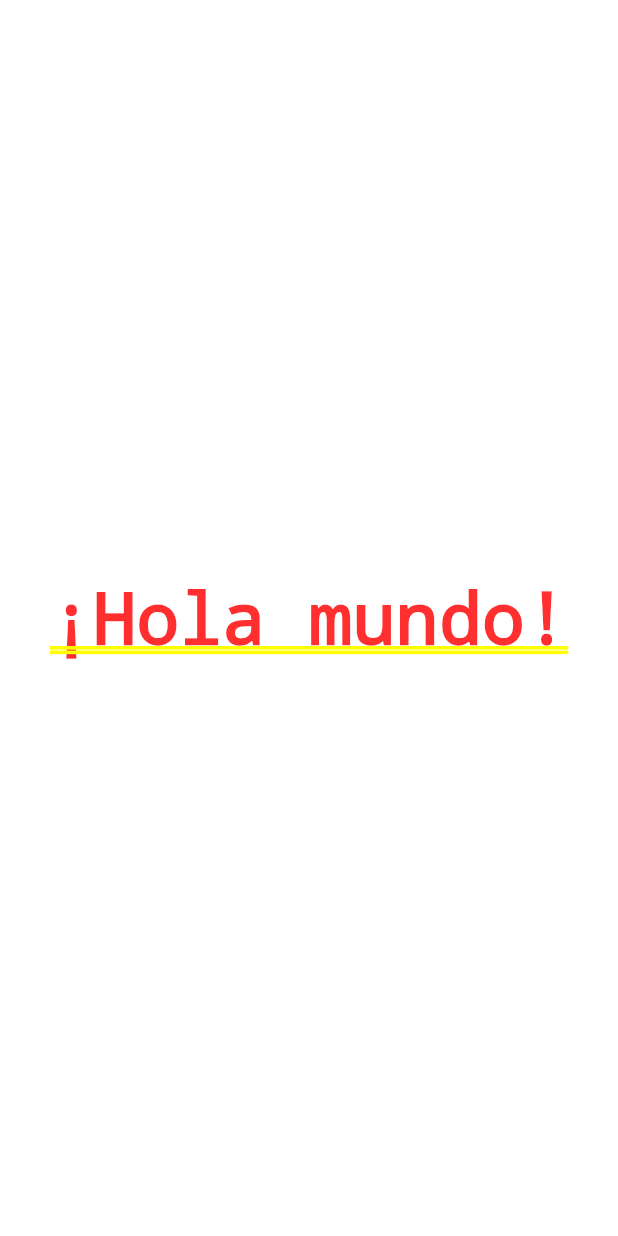
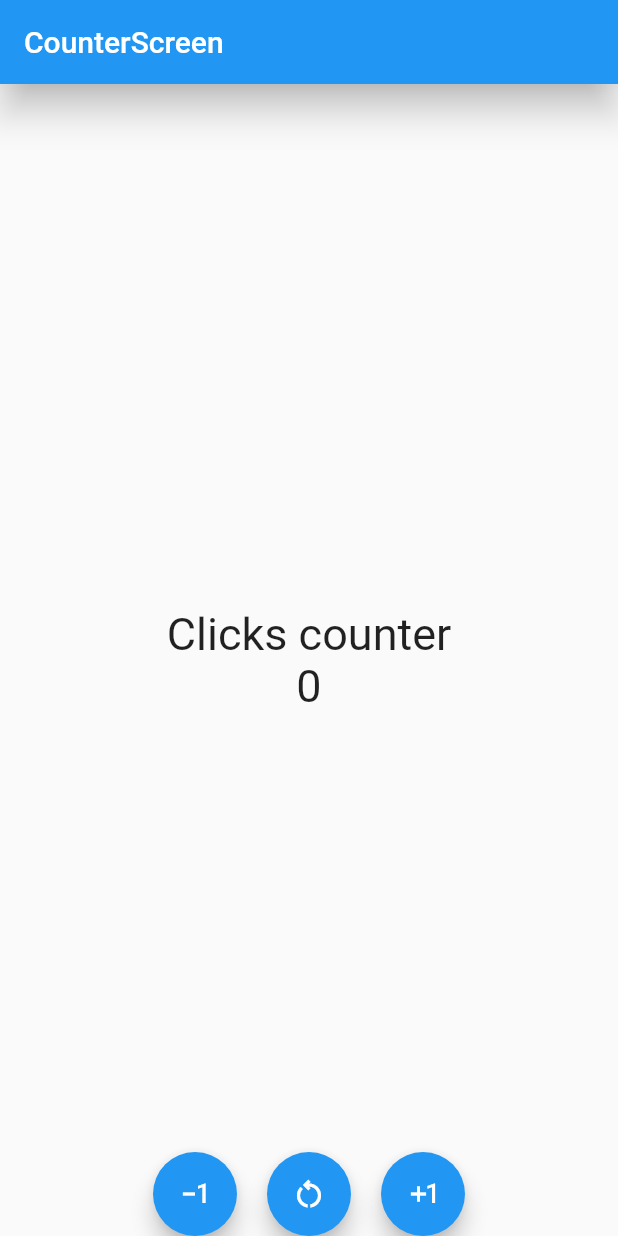
Before and after one commit to Tikiva/Flutter, a Flutter app: the screen it shows after launch, on a phone screen of 412 x 824 dp. Run offline on Flutter 3.47's test engine with Material 2 defaults, Android fonts, the phone set to English and light mode, and no system bars.

Commit message:
FLUTTER-COUNTER-005 StatefulWidget con botones

```diff
--- a/lib/main.dart
+++ b/lib/main.dart
@@ -1,3 +1,5 @@
+//import 'package:counter_app/screens/home_screen.dart';
+import 'package:counter_app/screens/counter_screen.dart';
 import 'package:flutter/material.dart';
 
 void main() {
@@ -11,9 +13,8 @@ void main() {
   Widget build(BuildContext context) {
     return const MaterialApp(
       debugShowCheckedModeBanner: false,
-      home: Center(
-        child:  Text('¡Hola mundo!'),
-        )
+      //home: HomeScreen()
+      home: CounterScreen()
     );
     // ignore: todo
     // TODO: implement build
--- /dev/null
+++ b/lib/screens/counter_screen.dart
@@ -0,0 +1,78 @@
+import 'package:flutter/material.dart';
+
+class CounterScreen extends StatefulWidget{
+
+  const CounterScreen({Key? key}) : super(key: key);
+
+  @override
+  State<CounterScreen> createState() => _CounterScreenState();
+}
+
+class _CounterScreenState extends State<CounterScreen> {
+  bool get kDebugMode => true;
+  int counter=0;
+
+  @override
+  Widget build(BuildContext context) {
+    const TextStyle fontSize30= TextStyle(fontSize: 30);
+
+    return  Scaffold(
+      appBar:AppBar(
+        title: const Text('CounterScreen') ,
+        elevation: 10.0,
+      ),
+
+      body: Center(
+        child:  Column(
+          mainAxisAlignment: MainAxisAlignment.center ,
+          children: [
+            const Text('Clicks counter',style: fontSize30,),
+            Text('$counter',style: fontSize30),
+          ],
+        )
+      ),
+
+      floatingActionButtonLocation: FloatingActionButtonLocation.miniCenterDocked,
+      floatingActionButton: Row(
+        mainAxisAlignment: MainAxisAlignment.center ,
+        children: [
+          FloatingActionButton(
+            child: const Icon (Icons.exposure_minus_1_outlined),
+            onPressed: (){
+
+              setState((){counter--;});
+              // if (kDebugMode) {
+              //   print("Hola mundo, $counter");
+              // }
+
+            }),
+            const SizedBox(width: 20),
+            FloatingActionButton(
+            child: const Icon (Icons.restart_alt_outlined),
+            onPressed: (){
+              counter=0;
+              setState((){});
+              // if (kDebugMode) {
+              //   print("Hola mundo, $counter");
+              // }
+
+            }),
+            const SizedBox(width: 20),
+            FloatingActionButton(
+            child: const Icon (Icons.exposure_plus_1_outlined),
+            onPressed: (){
+
+              setState((){counter++;});
+              // if (kDebugMode) {
+              //   print("Hola mundo, $counter");
+              // }
+
+            }),
+
+        ],
+      ),
+
+     );
+
+  }
+}
```
Also changed, not shown: lib/screens/home_screen.dart (added, +44 -0 lines).
